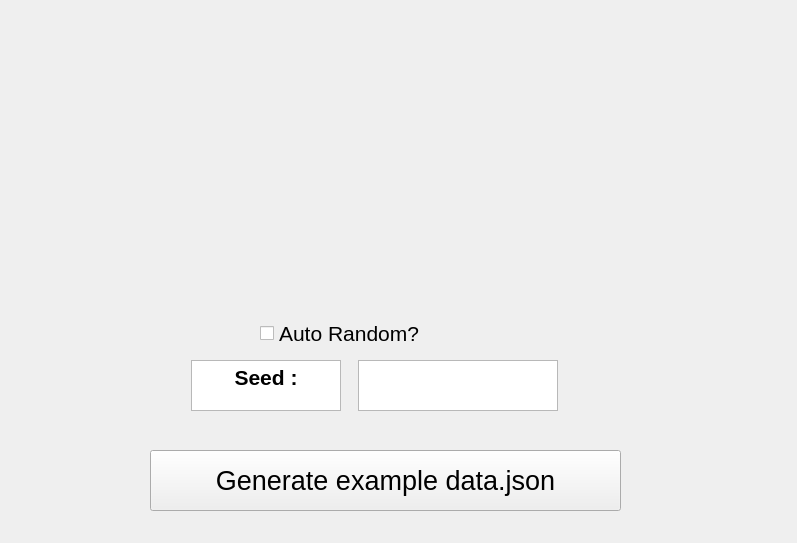
Before: the Qt Designer form Auto_Generate_data_json/mainwindow.ui in sriv95/Restaurant-Management, drawn with Qt 5.
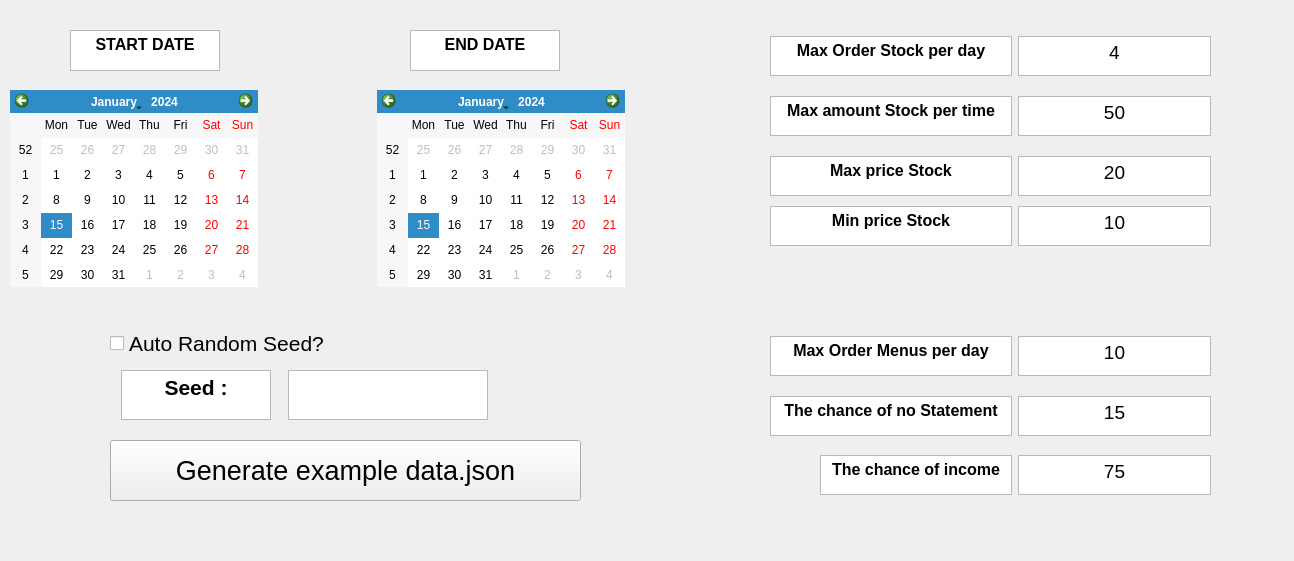
After: the same form once the commit is applied.

Commit message: Complete Statement function And 🎉🎉 Complete 🤖 auto-generate-data-json v1.0 🥳🥳

```diff
--- a/Auto_Generate_data_json/mainwindow.ui
+++ b/Auto_Generate_data_json/mainwindow.ui
@@ -6,8 +6,8 @@
    <rect>
     <x>0</x>
     <y>0</y>
-    <width>797</width>
-    <height>543</height>
+    <width>1294</width>
+    <height>561</height>
    </rect>
   </property>
   <property name="windowTitle">
@@ -17,8 +17,8 @@
    <widget class="QPushButton" name="Generate_Button">
     <property name="geometry">
      <rect>
-      <x>150</x>
-      <y>450</y>
+      <x>110</x>
+      <y>440</y>
       <width>471</width>
       <height>61</height>
      </rect>
@@ -35,8 +35,8 @@
    <widget class="QWidget" name="horizontalLayoutWidget">
     <property name="geometry">
      <rect>
-      <x>180</x>
-      <y>360</y>
+      <x>110</x>
+      <y>370</y>
       <width>391</width>
       <height>51</height>
      </rect>
@@ -47,7 +47,7 @@
        <property name="maximumSize">
         <size>
          <width>150</width>
-         <height>16777215</height>
+         <height>50</height>
         </size>
        </property>
        <property name="readOnly">
@@ -67,10 +67,16 @@
      </item>
      <item>
       <widget class="QTextEdit" name="seed_input">
+       <property name="minimumSize">
+        <size>
+         <width>0</width>
+         <height>50</height>
+        </size>
+       </property>
        <property name="maximumSize">
         <size>
          <width>200</width>
-         <height>16777215</height>
+         <height>50</height>
         </size>
        </property>
        <property name="font">
@@ -95,9 +101,9 @@
    <widget class="QCheckBox" name="checkBox_Auto_random">
     <property name="geometry">
      <rect>
-      <x>260</x>
-      <y>320</y>
-      <width>211</width>
+      <x>110</x>
+      <y>330</y>
+      <width>271</width>
       <height>26</height>
      </rect>
     </property>
@@ -107,9 +113,572 @@
      </font>
     </property>
     <property name="text">
-     <string>Auto Random?</string>
+     <string>Auto Random Seed?</string>
     </property>
    </widget>
+   <widget class="QWidget" name="horizontalLayoutWidget_2">
+    <property name="geometry">
+     <rect>
+      <x>10</x>
+      <y>90</y>
+      <width>615</width>
+      <height>197</height>
+     </rect>
+    </property>
+    <layout class="QHBoxLayout" name="horizontalLayout_2">
+     <item>
+      <widget class="QCalendarWidget" name="calendar_Start"/>
+     </item>
+     <item>
+      <spacer name="horizontalSpacer">
+       <property name="orientation">
+        <enum>Qt::Orientation::Horizontal</enum>
+       </property>
+       <property name="sizeHint" stdset="0">
+        <size>
+         <width>40</width>
+         <height>20</height>
+        </size>
+       </property>
+      </spacer>
+     </item>
+     <item>
+      <widget class="QCalendarWidget" name="calendar_End"/>
+     </item>
+    </layout>
+   </widget>
+   <widget class="QTextEdit" name="text_STARTDATE">
+    <property name="geometry">
+     <rect>
+      <x>70</x>
+      <y>30</y>
+      <width>150</width>
+      <height>41</height>
+     </rect>
+    </property>
+    <property name="minimumSize">
+     <size>
+      <width>150</width>
+      <height>0</height>
+     </size>
+    </property>
+    <property name="maximumSize">
+     <size>
+      <width>150</width>
+      <height>16777215</height>
+     </size>
+    </property>
+    <property name="readOnly">
+     <bool>true</bool>
+    </property>
+    <property name="html">
+     <string>&lt;!DOCTYPE HTML PUBLIC &quot;-//W3C//DTD HTML 4.0//EN&quot; &quot;http://www.w3.org/TR/REC-html40/strict.dtd&quot;&gt;
+&lt;html&gt;&lt;head&gt;&lt;meta name=&quot;qrichtext&quot; content=&quot;1&quot; /&gt;&lt;meta charset=&quot;utf-8&quot; /&gt;&lt;style type=&quot;text/css&quot;&gt;
+p, li { white-space: pre-wrap; }
+hr { height: 1px; border-width: 0; }
+li.unchecked::marker { content: &quot;\2610&quot;; }
+li.checked::marker { content: &quot;\2612&quot;; }
+&lt;/style&gt;&lt;/head&gt;&lt;body style=&quot; font-family:'Segoe UI'; font-size:9pt; font-weight:400; font-style:normal;&quot;&gt;
+&lt;p align=&quot;center&quot; style=&quot; margin-top:0px; margin-bottom:0px; margin-left:0px; margin-right:0px; -qt-block-indent:0; text-indent:0px;&quot;&gt;&lt;span style=&quot; font-size:12pt; font-weight:700;&quot;&gt;START DATE&lt;/span&gt;&lt;/p&gt;&lt;/body&gt;&lt;/html&gt;</string>
+    </property>
+   </widget>
+   <widget class="QTextEdit" name="text_ENDDATE">
+    <property name="geometry">
+     <rect>
+      <x>410</x>
+      <y>30</y>
+      <width>150</width>
+      <height>41</height>
+     </rect>
+    </property>
+    <property name="minimumSize">
+     <size>
+      <width>150</width>
+      <height>0</height>
+     </size>
+    </property>
+    <property name="maximumSize">
+     <size>
+      <width>150</width>
+      <height>16777215</height>
+     </size>
+    </property>
+    <property name="readOnly">
+     <bool>true</bool>
+    </property>
+    <property name="html">
+     <string>&lt;!DOCTYPE HTML PUBLIC &quot;-//W3C//DTD HTML 4.0//EN&quot; &quot;http://www.w3.org/TR/REC-html40/strict.dtd&quot;&gt;
+&lt;html&gt;&lt;head&gt;&lt;meta name=&quot;qrichtext&quot; content=&quot;1&quot; /&gt;&lt;meta charset=&quot;utf-8&quot; /&gt;&lt;style type=&quot;text/css&quot;&gt;
+p, li { white-space: pre-wrap; }
+hr { height: 1px; border-width: 0; }
+li.unchecked::marker { content: &quot;\2610&quot;; }
+li.checked::marker { content: &quot;\2612&quot;; }
+&lt;/style&gt;&lt;/head&gt;&lt;body style=&quot; font-family:'Segoe UI'; font-size:9pt; font-weight:400; font-style:normal;&quot;&gt;
+&lt;p align=&quot;center&quot; style=&quot; margin-top:0px; margin-bottom:0px; margin-left:0px; margin-right:0px; -qt-block-indent:0; text-indent:0px;&quot;&gt;&lt;span style=&quot; font-size:12pt; font-weight:700;&quot;&gt;END DATE&lt;/span&gt;&lt;/p&gt;&lt;/body&gt;&lt;/html&gt;</string>
+    </property>
+   </widget>
+   <widget class="QWidget" name="horizontalLayoutWidget_3">
+    <property name="geometry">
+     <rect>
+      <x>770</x>
+      <y>330</y>
+      <width>441</width>
+      <height>52</height>
+     </rect>
+    </property>
+    <layout class="QHBoxLayout" name="horizontalLayout_3">
+     <item>
+      <widget class="QTextEdit" name="text_max_order_per_day">
+       <property name="maximumSize">
+        <size>
+         <width>250</width>
+         <height>40</height>
+        </size>
+       </property>
+       <property name="readOnly">
+        <bool>true</bool>
+       </property>
+       <property name="html">
+        <string>&lt;!DOCTYPE HTML PUBLIC &quot;-//W3C//DTD HTML 4.0//EN&quot; &quot;http://www.w3.org/TR/REC-html40/strict.dtd&quot;&gt;
+&lt;html&gt;&lt;head&gt;&lt;meta name=&quot;qrichtext&quot; content=&quot;1&quot; /&gt;&lt;meta charset=&quot;utf-8&quot; /&gt;&lt;style type=&quot;text/css&quot;&gt;
+p, li { white-space: pre-wrap; }
+hr { height: 1px; border-width: 0; }
+li.unchecked::marker { content: &quot;\2610&quot;; }
+li.checked::marker { content: &quot;\2612&quot;; }
+&lt;/style&gt;&lt;/head&gt;&lt;body style=&quot; font-family:'Segoe UI'; font-size:9pt; font-weight:400; font-style:normal;&quot;&gt;
+&lt;p align=&quot;center&quot; style=&quot; margin-top:0px; margin-bottom:0px; margin-left:0px; margin-right:0px; -qt-block-indent:0; text-indent:0px;&quot;&gt;&lt;span style=&quot; font-size:12pt; font-weight:700;&quot;&gt;Max Order Menus per day&lt;/span&gt;&lt;/p&gt;&lt;/body&gt;&lt;/html&gt;</string>
+       </property>
+      </widget>
+     </item>
+     <item>
+      <widget class="QTextEdit" name="input_Max_order_per_day">
+       <property name="minimumSize">
+        <size>
+         <width>0</width>
+         <height>40</height>
+        </size>
+       </property>
+       <property name="maximumSize">
+        <size>
+         <width>200</width>
+         <height>40</height>
+        </size>
+       </property>
+       <property name="font">
+        <font>
+         <pointsize>16</pointsize>
+        </font>
+       </property>
+       <property name="html">
+        <string>&lt;!DOCTYPE HTML PUBLIC &quot;-//W3C//DTD HTML 4.0//EN&quot; &quot;http://www.w3.org/TR/REC-html40/strict.dtd&quot;&gt;
+&lt;html&gt;&lt;head&gt;&lt;meta name=&quot;qrichtext&quot; content=&quot;1&quot; /&gt;&lt;meta charset=&quot;utf-8&quot; /&gt;&lt;style type=&quot;text/css&quot;&gt;
+p, li { white-space: pre-wrap; }
+hr { height: 1px; border-width: 0; }
+li.unchecked::marker { content: &quot;\2610&quot;; }
+li.checked::marker { content: &quot;\2612&quot;; }
+&lt;/style&gt;&lt;/head&gt;&lt;body style=&quot; font-family:'Segoe UI'; font-size:16pt; font-weight:400; font-style:normal;&quot;&gt;
+&lt;p align=&quot;center&quot; style=&quot; margin-top:0px; margin-bottom:0px; margin-left:0px; margin-right:0px; -qt-block-indent:0; text-indent:0px;&quot;&gt;&lt;span style=&quot; font-size:14pt;&quot;&gt;10&lt;/span&gt;&lt;/p&gt;&lt;/body&gt;&lt;/html&gt;</string>
+       </property>
+      </widget>
+     </item>
+    </layout>
+   </widget>
+   <widget class="QWidget" name="horizontalLayoutWidget_4">
+    <property name="geometry">
+     <rect>
+      <x>770</x>
+      <y>390</y>
+      <width>441</width>
+      <height>52</height>
+     </rect>
+    </property>
+    <layout class="QHBoxLayout" name="horizontalLayout_4">
+     <item>
+      <widget class="QTextEdit" name="text_chance_of_no_Statement">
+       <property name="maximumSize">
+        <size>
+         <width>250</width>
+         <height>40</height>
+        </size>
+       </property>
+       <property name="readOnly">
+        <bool>true</bool>
+       </property>
+       <property name="html">
+        <string>&lt;!DOCTYPE HTML PUBLIC &quot;-//W3C//DTD HTML 4.0//EN&quot; &quot;http://www.w3.org/TR/REC-html40/strict.dtd&quot;&gt;
+&lt;html&gt;&lt;head&gt;&lt;meta name=&quot;qrichtext&quot; content=&quot;1&quot; /&gt;&lt;meta charset=&quot;utf-8&quot; /&gt;&lt;style type=&quot;text/css&quot;&gt;
+p, li { white-space: pre-wrap; }
+hr { height: 1px; border-width: 0; }
+li.unchecked::marker { content: &quot;\2610&quot;; }
+li.checked::marker { content: &quot;\2612&quot;; }
+&lt;/style&gt;&lt;/head&gt;&lt;body style=&quot; font-family:'Segoe UI'; font-size:9pt; font-weight:400; font-style:normal;&quot;&gt;
+&lt;p align=&quot;center&quot; style=&quot; margin-top:0px; margin-bottom:0px; margin-left:0px; margin-right:0px; -qt-block-indent:0; text-indent:0px;&quot;&gt;&lt;span style=&quot; font-size:12pt; font-weight:700;&quot;&gt;The chance of no Statement&lt;/span&gt;&lt;/p&gt;&lt;/body&gt;&lt;/html&gt;</string>
+       </property>
+      </widget>
+     </item>
+     <item>
+      <widget class="QTextEdit" name="input_Chance_of_no_Statement">
+       <property name="minimumSize">
+        <size>
+         <width>0</width>
+         <height>40</height>
+        </size>
+       </property>
+       <property name="maximumSize">
+        <size>
+         <width>200</width>
+         <height>40</height>
+        </size>
+       </property>
+       <property name="font">
+        <font>
+         <pointsize>16</pointsize>
+        </font>
+       </property>
+       <property name="html">
+        <string>&lt;!DOCTYPE HTML PUBLIC &quot;-//W3C//DTD HTML 4.0//EN&quot; &quot;http://www.w3.org/TR/REC-html40/strict.dtd&quot;&gt;
+&lt;html&gt;&lt;head&gt;&lt;meta name=&quot;qrichtext&quot; content=&quot;1&quot; /&gt;&lt;meta charset=&quot;utf-8&quot; /&gt;&lt;style type=&quot;text/css&quot;&gt;
+p, li { white-space: pre-wrap; }
+hr { height: 1px; border-width: 0; }
+li.unchecked::marker { content: &quot;\2610&quot;; }
+li.checked::marker { content: &quot;\2612&quot;; }
+&lt;/style&gt;&lt;/head&gt;&lt;body style=&quot; font-family:'Segoe UI'; font-size:16pt; font-weight:400; font-style:normal;&quot;&gt;
+&lt;p align=&quot;center&quot; style=&quot; margin-top:0px; margin-bottom:0px; margin-left:0px; margin-right:0px; -qt-block-indent:0; text-indent:0px;&quot;&gt;&lt;span style=&quot; font-size:14pt;&quot;&gt;15&lt;/span&gt;&lt;/p&gt;&lt;/body&gt;&lt;/html&gt;</string>
+       </property>
+      </widget>
+     </item>
+    </layout>
+   </widget>
+   <widget class="QWidget" name="horizontalLayoutWidget_5">
+    <property name="geometry">
+     <rect>
+      <x>820</x>
+      <y>450</y>
+      <width>391</width>
+      <height>51</height>
+     </rect>
+    </property>
+    <layout class="QHBoxLayout" name="horizontalLayout_5">
+     <item>
+      <widget class="QTextEdit" name="text_chance_of_income">
+       <property name="maximumSize">
+        <size>
+         <width>200</width>
+         <height>40</height>
+        </size>
+       </property>
+       <property name="readOnly">
+        <bool>true</bool>
+       </property>
+       <property name="html">
+        <string>&lt;!DOCTYPE HTML PUBLIC &quot;-//W3C//DTD HTML 4.0//EN&quot; &quot;http://www.w3.org/TR/REC-html40/strict.dtd&quot;&gt;
+&lt;html&gt;&lt;head&gt;&lt;meta name=&quot;qrichtext&quot; content=&quot;1&quot; /&gt;&lt;meta charset=&quot;utf-8&quot; /&gt;&lt;style type=&quot;text/css&quot;&gt;
+p, li { white-space: pre-wrap; }
+hr { height: 1px; border-width: 0; }
+li.unchecked::marker { content: &quot;\2610&quot;; }
+li.checked::marker { content: &quot;\2612&quot;; }
+&lt;/style&gt;&lt;/head&gt;&lt;body style=&quot; font-family:'Segoe UI'; font-size:9pt; font-weight:400; font-style:normal;&quot;&gt;
+&lt;p align=&quot;center&quot; style=&quot; margin-top:0px; margin-bottom:0px; margin-left:0px; margin-right:0px; -qt-block-indent:0; text-indent:0px;&quot;&gt;&lt;span style=&quot; font-size:12pt; font-weight:700;&quot;&gt;The chance of income&lt;/span&gt;&lt;/p&gt;&lt;/body&gt;&lt;/html&gt;</string>
+       </property>
+      </widget>
+     </item>
+     <item>
+      <widget class="QTextEdit" name="input_Chance_of_income">
+       <property name="minimumSize">
+        <size>
+         <width>0</width>
+         <height>40</height>
+        </size>
+       </property>
+       <property name="maximumSize">
+        <size>
+         <width>200</width>
+         <height>40</height>
+        </size>
+       </property>
+       <property name="font">
+        <font>
+         <pointsize>16</pointsize>
+        </font>
+       </property>
+       <property name="html">
+        <string>&lt;!DOCTYPE HTML PUBLIC &quot;-//W3C//DTD HTML 4.0//EN&quot; &quot;http://www.w3.org/TR/REC-html40/strict.dtd&quot;&gt;
+&lt;html&gt;&lt;head&gt;&lt;meta name=&quot;qrichtext&quot; content=&quot;1&quot; /&gt;&lt;meta charset=&quot;utf-8&quot; /&gt;&lt;style type=&quot;text/css&quot;&gt;
+p, li { white-space: pre-wrap; }
+hr { height: 1px; border-width: 0; }
+li.unchecked::marker { content: &quot;\2610&quot;; }
+li.checked::marker { content: &quot;\2612&quot;; }
+&lt;/style&gt;&lt;/head&gt;&lt;body style=&quot; font-family:'Segoe UI'; font-size:16pt; font-weight:400; font-style:normal;&quot;&gt;
+&lt;p align=&quot;center&quot; style=&quot; margin-top:0px; margin-bottom:0px; margin-left:0px; margin-right:0px; -qt-block-indent:0; text-indent:0px;&quot;&gt;&lt;span style=&quot; font-size:14pt;&quot;&gt;75&lt;/span&gt;&lt;/p&gt;&lt;/body&gt;&lt;/html&gt;</string>
+       </property>
+      </widget>
+     </item>
+    </layout>
+   </widget>
+   <widget class="QWidget" name="horizontalLayoutWidget_6">
+    <property name="geometry">
+     <rect>
+      <x>770</x>
+      <y>30</y>
+      <width>441</width>
+      <height>52</height>
+     </rect>
+    </property>
+    <layout class="QHBoxLayout" name="horizontalLayout_6">
+     <item>
+      <widget class="QTextEdit" name="text_max_Stock_per_day">
+       <property name="maximumSize">
+        <size>
+         <width>250</width>
+         <height>40</height>
+        </size>
+       </property>
+       <property name="readOnly">
+        <bool>true</bool>
+       </property>
+       <property name="html">
+        <string>&lt;!DOCTYPE HTML PUBLIC &quot;-//W3C//DTD HTML 4.0//EN&quot; &quot;http://www.w3.org/TR/REC-html40/strict.dtd&quot;&gt;
+&lt;html&gt;&lt;head&gt;&lt;meta name=&quot;qrichtext&quot; content=&quot;1&quot; /&gt;&lt;meta charset=&quot;utf-8&quot; /&gt;&lt;style type=&quot;text/css&quot;&gt;
+p, li { white-space: pre-wrap; }
+hr { height: 1px; border-width: 0; }
+li.unchecked::marker { content: &quot;\2610&quot;; }
+li.checked::marker { content: &quot;\2612&quot;; }
+&lt;/style&gt;&lt;/head&gt;&lt;body style=&quot; font-family:'Segoe UI'; font-size:9pt; font-weight:400; font-style:normal;&quot;&gt;
+&lt;p align=&quot;center&quot; style=&quot; margin-top:0px; margin-bottom:0px; margin-left:0px; margin-right:0px; -qt-block-indent:0; text-indent:0px;&quot;&gt;&lt;span style=&quot; font-size:12pt; font-weight:700;&quot;&gt;Max Order Stock per day&lt;/span&gt;&lt;/p&gt;&lt;/body&gt;&lt;/html&gt;</string>
+       </property>
+      </widget>
+     </item>
+     <item>
+      <widget class="QTextEdit" name="input_Max_Stock_per_day">
+       <property name="minimumSize">
+        <size>
+         <width>0</width>
+         <height>40</height>
+        </size>
+       </property>
+       <property name="maximumSize">
+        <size>
+         <width>200</width>
+         <height>40</height>
+        </size>
+       </property>
+       <property name="font">
+        <font>
+         <pointsize>16</pointsize>
+        </font>
+       </property>
+       <property name="html">
+        <string>&lt;!DOCTYPE HTML PUBLIC &quot;-//W3C//DTD HTML 4.0//EN&quot; &quot;http://www.w3.org/TR/REC-html40/strict.dtd&quot;&gt;
+&lt;html&gt;&lt;head&gt;&lt;meta name=&quot;qrichtext&quot; content=&quot;1&quot; /&gt;&lt;meta charset=&quot;utf-8&quot; /&gt;&lt;style type=&quot;text/css&quot;&gt;
+p, li { white-space: pre-wrap; }
+hr { height: 1px; border-width: 0; }
+li.unchecked::marker { content: &quot;\2610&quot;; }
+li.checked::marker { content: &quot;\2612&quot;; }
+&lt;/style&gt;&lt;/head&gt;&lt;body style=&quot; font-family:'Segoe UI'; font-size:16pt; font-weight:400; font-style:normal;&quot;&gt;
+&lt;p align=&quot;center&quot; style=&quot; margin-top:0px; margin-bottom:0px; margin-left:0px; margin-right:0px; -qt-block-indent:0; text-indent:0px;&quot;&gt;&lt;span style=&quot; font-size:14pt;&quot;&gt;4&lt;/span&gt;&lt;/p&gt;&lt;/body&gt;&lt;/html&gt;</string>
+       </property>
+      </widget>
+     </item>
+    </layout>
+   </widget>
+   <widget class="QWidget" name="horizontalLayoutWidget_7">
+    <property name="geometry">
+     <rect>
+      <x>770</x>
+      <y>90</y>
+      <width>441</width>
+      <height>52</height>
+     </rect>
+    </property>
+    <layout class="QHBoxLayout" name="horizontalLayout_7">
+     <item>
+      <widget class="QTextEdit" name="text_max_amount_Stock_per_time">
+       <property name="maximumSize">
+        <size>
+         <width>250</width>
+         <height>40</height>
+        </size>
+       </property>
+       <property name="readOnly">
+        <bool>true</bool>
+       </property>
+       <property name="html">
+        <string>&lt;!DOCTYPE HTML PUBLIC &quot;-//W3C//DTD HTML 4.0//EN&quot; &quot;http://www.w3.org/TR/REC-html40/strict.dtd&quot;&gt;
+&lt;html&gt;&lt;head&gt;&lt;meta name=&quot;qrichtext&quot; content=&quot;1&quot; /&gt;&lt;meta charset=&quot;utf-8&quot; /&gt;&lt;style type=&quot;text/css&quot;&gt;
+p, li { white-space: pre-wrap; }
+hr { height: 1px; border-width: 0; }
+li.unchecked::marker { content: &quot;\2610&quot;; }
+li.checked::marker { content: &quot;\2612&quot;; }
+&lt;/style&gt;&lt;/head&gt;&lt;body style=&quot; font-family:'Segoe UI'; font-size:9pt; font-weight:400; font-style:normal;&quot;&gt;
+&lt;p align=&quot;center&quot; style=&quot; margin-top:0px; margin-bottom:0px; margin-left:0px; margin-right:0px; -qt-block-indent:0; text-indent:0px;&quot;&gt;&lt;span style=&quot; font-size:12pt; font-weight:700;&quot;&gt;Max amount Stock per time&lt;/span&gt;&lt;/p&gt;&lt;/body&gt;&lt;/html&gt;</string>
+       </property>
+      </widget>
+     </item>
+     <item>
+      <widget class="QTextEdit" name="input_Max_amount_Stock_per_time">
+       <property name="minimumSize">
+        <size>
+         <width>0</width>
+         <height>40</height>
+        </size>
+       </property>
+       <property name="maximumSize">
+        <size>
+         <width>200</width>
+         <height>40</height>
+        </size>
+       </property>
+       <property name="font">
+        <font>
+         <pointsize>16</pointsize>
+        </font>
+       </property>
+       <property name="html">
+        <string>&lt;!DOCTYPE HTML PUBLIC &quot;-//W3C//DTD HTML 4.0//EN&quot; &quot;http://www.w3.org/TR/REC-html40/strict.dtd&quot;&gt;
+&lt;html&gt;&lt;head&gt;&lt;meta name=&quot;qrichtext&quot; content=&quot;1&quot; /&gt;&lt;meta charset=&quot;utf-8&quot; /&gt;&lt;style type=&quot;text/css&quot;&gt;
+p, li { white-space: pre-wrap; }
+hr { height: 1px; border-width: 0; }
+li.unchecked::marker { content: &quot;\2610&quot;; }
+li.checked::marker { content: &quot;\2612&quot;; }
+&lt;/style&gt;&lt;/head&gt;&lt;body style=&quot; font-family:'Segoe UI'; font-size:16pt; font-weight:400; font-style:normal;&quot;&gt;
+&lt;p align=&quot;center&quot; style=&quot; margin-top:0px; margin-bottom:0px; margin-left:0px; margin-right:0px; -qt-block-indent:0; text-indent:0px;&quot;&gt;&lt;span style=&quot; font-size:14pt;&quot;&gt;50&lt;/span&gt;&lt;/p&gt;&lt;/body&gt;&lt;/html&gt;</string>
+       </property>
+      </widget>
+     </item>
+    </layout>
+   </widget>
+   <widget class="QWidget" name="horizontalLayoutWidget_8">
+    <property name="geometry">
+     <rect>
+      <x>770</x>
+      <y>150</y>
+      <width>441</width>
+      <height>52</height>
+     </rect>
+    </property>
+    <layout class="QHBoxLayout" name="horizontalLayout_8">
+     <item>
+      <widget class="QTextEdit" name="text_max_price_Stock">
+       <property name="maximumSize">
+        <size>
+         <width>250</width>
+         <height>40</height>
+        </size>
+       </property>
+       <property name="readOnly">
+        <bool>true</bool>
+       </property>
+       <property name="html">
+        <string>&lt;!DOCTYPE HTML PUBLIC &quot;-//W3C//DTD HTML 4.0//EN&quot; &quot;http://www.w3.org/TR/REC-html40/strict.dtd&quot;&gt;
+&lt;html&gt;&lt;head&gt;&lt;meta name=&quot;qrichtext&quot; content=&quot;1&quot; /&gt;&lt;meta charset=&quot;utf-8&quot; /&gt;&lt;style type=&quot;text/css&quot;&gt;
+p, li { white-space: pre-wrap; }
+hr { height: 1px; border-width: 0; }
+li.unchecked::marker { content: &quot;\2610&quot;; }
+li.checked::marker { content: &quot;\2612&quot;; }
+&lt;/style&gt;&lt;/head&gt;&lt;body style=&quot; font-family:'Segoe UI'; font-size:9pt; font-weight:400; font-style:normal;&quot;&gt;
+&lt;p align=&quot;center&quot; style=&quot; margin-top:0px; margin-bottom:0px; margin-left:0px; margin-right:0px; -qt-block-indent:0; text-indent:0px;&quot;&gt;&lt;span style=&quot; font-size:12pt; font-weight:700;&quot;&gt;Max price Stock&lt;/span&gt;&lt;/p&gt;&lt;/body&gt;&lt;/html&gt;</string>
+       </property>
+      </widget>
+     </item>
+     <item>
+      <widget class="QTextEdit" name="input_max_price_Stock">
+       <property name="minimumSize">
+        <size>
+         <width>0</width>
+         <height>40</height>
+        </size>
+       </property>
+       <property name="maximumSize">
+        <size>
+         <width>200</width>
+         <height>40</height>
+        </size>
+       </property>
+       <property name="font">
+        <font>
+         <pointsize>16</pointsize>
+        </font>
+       </property>
+       <property name="html">
+        <string>&lt;!DOCTYPE HTML PUBLIC &quot;-//W3C//DTD HTML 4.0//EN&quot; &quot;http://www.w3.org/TR/REC-html40/strict.dtd&quot;&gt;
+&lt;html&gt;&lt;head&gt;&lt;meta name=&quot;qrichtext&quot; content=&quot;1&quot; /&gt;&lt;meta charset=&quot;utf-8&quot; /&gt;&lt;style type=&quot;text/css&quot;&gt;
+p, li { white-space: pre-wrap; }
+hr { height: 1px; border-width: 0; }
+li.unchecked::marker { content: &quot;\2610&quot;; }
+li.checked::marker { content: &quot;\2612&quot;; }
+&lt;/style&gt;&lt;/head&gt;&lt;body style=&quot; font-family:'Segoe UI'; font-size:16pt; font-weight:400; font-style:normal;&quot;&gt;
+&lt;p align=&quot;center&quot; style=&quot; margin-top:0px; margin-bottom:0px; margin-left:0px; margin-right:0px; -qt-block-indent:0; text-indent:0px;&quot;&gt;&lt;span style=&quot; font-size:14pt;&quot;&gt;20&lt;/span&gt;&lt;/p&gt;&lt;/body&gt;&lt;/html&gt;</string>
+       </property>
+      </widget>
+     </item>
+    </layout>
+   </widget>
+   <widget class="QWidget" name="horizontalLayoutWidget_9">
+    <property name="geometry">
+     <rect>
+      <x>770</x>
+      <y>200</y>
+      <width>441</width>
+      <height>52</height>
+     </rect>
+    </property>
+    <layout class="QHBoxLayout" name="horizontalLayout_9">
+     <item>
+      <widget class="QTextEdit" name="text_min_price_Stock">
+       <property name="maximumSize">
+        <size>
+         <width>250</width>
+         <height>40</height>
+        </size>
+       </property>
+       <property name="readOnly">
+        <bool>true</bool>
+       </property>
+       <property name="html">
+        <string>&lt;!DOCTYPE HTML PUBLIC &quot;-//W3C//DTD HTML 4.0//EN&quot; &quot;http://www.w3.org/TR/REC-html40/strict.dtd&quot;&gt;
+&lt;html&gt;&lt;head&gt;&lt;meta name=&quot;qrichtext&quot; content=&quot;1&quot; /&gt;&lt;meta charset=&quot;utf-8&quot; /&gt;&lt;style type=&quot;text/css&quot;&gt;
+p, li { white-space: pre-wrap; }
+hr { height: 1px; border-width: 0; }
+li.unchecked::marker { content: &quot;\2610&quot;; }
+li.checked::marker { content: &quot;\2612&quot;; }
+&lt;/style&gt;&lt;/head&gt;&lt;body style=&quot; font-family:'Segoe UI'; font-size:9pt; font-weight:400; font-style:normal;&quot;&gt;
+&lt;p align=&quot;center&quot; style=&quot; margin-top:0px; margin-bottom:0px; margin-left:0px; margin-right:0px; -qt-block-indent:0; text-indent:0px;&quot;&gt;&lt;span style=&quot; font-size:12pt; font-weight:700;&quot;&gt;Min price Stock&lt;/span&gt;&lt;/p&gt;&lt;/body&gt;&lt;/html&gt;</string>
+       </property>
+      </widget>
+     </item>
+     <item>
+      <widget class="QTextEdit" name="input_min_price_Stock">
+       <property name="minimumSize">
+        <size>
+         <width>0</width>
+         <height>40</height>
+        </size>
+       </property>
+       <property name="maximumSize">
+        <size>
+         <width>200</width>
+         <height>40</height>
+        </size>
+       </property>
+       <property name="font">
+        <font>
+         <pointsize>16</pointsize>
+        </font>
+       </property>
+       <property name="html">
+        <string>&lt;!DOCTYPE HTML PUBLIC &quot;-//W3C//DTD HTML 4.0//EN&quot; &quot;http://www.w3.org/TR/REC-html40/strict.dtd&quot;&gt;
+&lt;html&gt;&lt;head&gt;&lt;meta name=&quot;qrichtext&quot; content=&quot;1&quot; /&gt;&lt;meta charset=&quot;utf-8&quot; /&gt;&lt;style type=&quot;text/css&quot;&gt;
+p, li { white-space: pre-wrap; }
+hr { height: 1px; border-width: 0; }
+li.unchecked::marker { content: &quot;\2610&quot;; }
+li.checked::marker { content: &quot;\2612&quot;; }
+&lt;/style&gt;&lt;/head&gt;&lt;body style=&quot; font-family:'Segoe UI'; font-size:16pt; font-weight:400; font-style:normal;&quot;&gt;
+&lt;p align=&quot;center&quot; style=&quot; margin-top:0px; margin-bottom:0px; margin-left:0px; margin-right:0px; -qt-block-indent:0; text-indent:0px;&quot;&gt;&lt;span style=&quot; font-size:14pt;&quot;&gt;10&lt;/span&gt;&lt;/p&gt;&lt;/body&gt;&lt;/html&gt;</string>
+       </property>
+      </widget>
+     </item>
+    </layout>
+   </widget>
   </widget>
  </widget>
  <resources/>
```
The commit also changes 1 other file.
